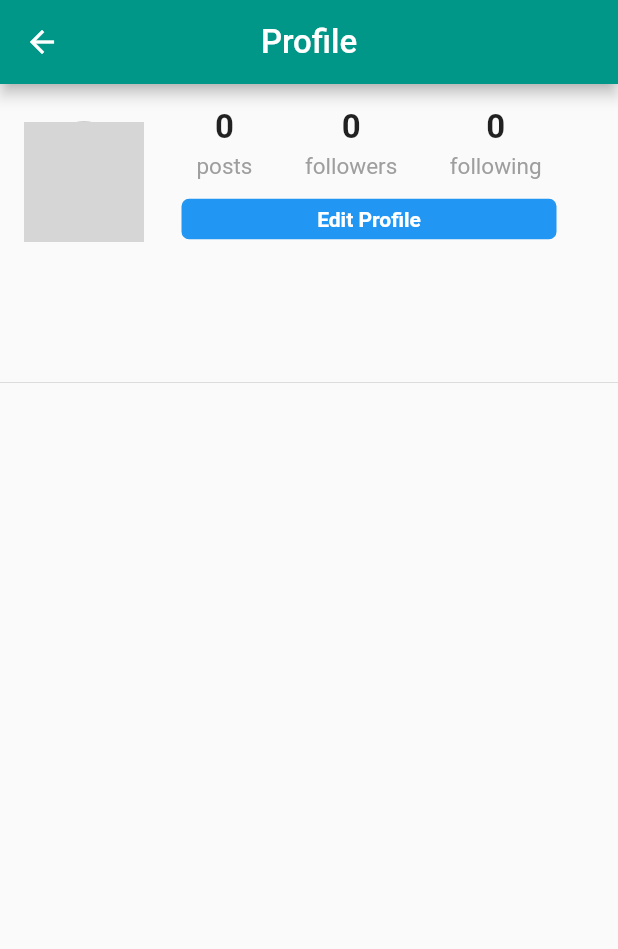
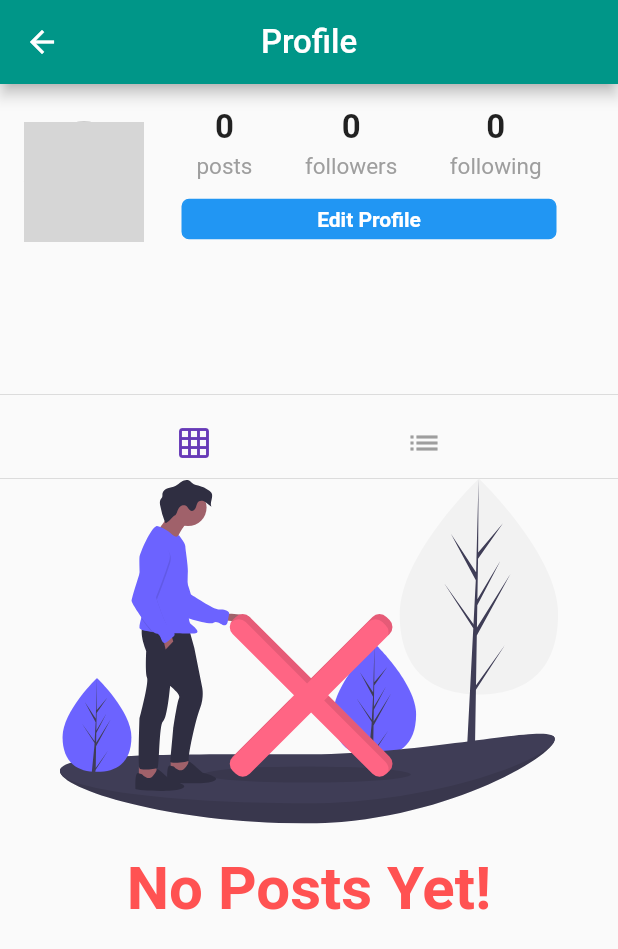
Before and after one commit to LuqmanFarooq/Applied-Project-And-Minor-Dissertation, a Flutter app: the Profile screen opened directly, on a phone screen of 412 x 824 dp. Shown: the top 949 px of the screen. Run offline on Flutter 3.47's test engine with Material 2 defaults, Android fonts, the phone set to English and light mode, and no system bars; our stand-ins replace cached_network_image, cloud_firestore, firebase_storage, flutter_svg, geolocator, google_sign_in and 1 more; accounts and stored records are empty; network calls fail; grey boxes are pictures that could not be loaded.

Commit message:
created photo fade with spinning effect,list and grid view of posts on profile page and created a splash screen to show if no post on profile page

```diff
--- a/City Social/lib/pages/profile.dart
+++ b/City Social/lib/pages/profile.dart
@@ -1,5 +1,6 @@
 import 'package:CitySocial/pages/edit_profile.dart';
 import 'package:CitySocial/widgets/post.dart';
+import 'package:CitySocial/widgets/post_Tile.dart';
 import 'package:cached_network_image/cached_network_image.dart';
 import 'package:cloud_firestore/cloud_firestore.dart';
 import 'package:flutter/material.dart';
@@ -7,6 +8,7 @@
 import 'package:CitySocial/pages/home.dart';
 import 'package:CitySocial/widgets/header.dart';
 import 'package:CitySocial/widgets/progress.dart';
+import 'package:flutter_svg/svg.dart';
 
 class Profile extends StatefulWidget {
   final String profileId;
@@ -22,6 +24,7 @@
   bool isLoading = false;
   int postCount = 0;
   List<Post> posts = [];
+  String postOrientation = "grid";
 // fetching posts
   @override
   void initState() {
@@ -211,9 +214,79 @@
     if (isLoading) {
       return circularProgress();
     }
+    // if profile is empty we show empty splash screen
+    else if (posts.isEmpty) {
+      return Container(
+        child: Column(
+          mainAxisAlignment: MainAxisAlignment.center,
+          children: <Widget>[
+            SvgPicture.asset('assets/images/no_content.svg', height: 230.0),
+            Padding(
+              padding: EdgeInsets.only(top: 20.0),
+              child: Text(
+                "No Posts Yet!",
+                style: TextStyle(
+                  color: Colors.redAccent,
+                  fontSize: 40.0,
+                  fontWeight: FontWeight.bold,
+                ),
+              ),
+            ),
+          ],
+        ),
+      );
+    }
     // however when we have our data
-    return Column(
-      children: posts,
+    else if (postOrientation == "grid") {
+      List<GridTile> gridTiles = [];
+      posts.forEach((post) {
+        // serving as a child to grid tile widget
+        gridTiles.add(GridTile(child: PostTile(post)));
+      });
+      return GridView.count(
+        crossAxisCount: 3,
+        childAspectRatio: 1.0,
+        mainAxisSpacing: 1.5,
+        crossAxisSpacing: 1.5,
+        shrinkWrap: true,
+        physics: NeverScrollableScrollPhysics(),
+        children: gridTiles,
+      );
+    } else if (postOrientation == "list") {
+      return Column(
+        children: posts,
+      );
+    }
+  }
+
+// to set the post orientation togle value
+  setPostOrientation(String postOrientation) {
+    setState(() {
+      this.postOrientation = postOrientation;
+    });
+  }
+
+// to togle between listview or grid view of posts
+  buildTogglePostOrientation() {
+    return Row(
+      mainAxisAlignment: MainAxisAlignment.spaceEvenly,
+      children: <Widget>[
+        IconButton(
+          onPressed: () => setPostOrientation("grid"),
+          icon: Icon(Icons.grid_on),
+          // to make the active button color using ternary opperator
+          color: postOrientation == 'grid'
+              ? Theme.of(context).primaryColor
+              : Colors.grey,
+        ),
+        IconButton(
+          onPressed: () => setPostOrientation("list"),
+          icon: Icon(Icons.list),
+          color: postOrientation == 'list'
+              ? Theme.of(context).primaryColor
+              : Colors.grey,
+        ),
+      ],
     );
   }
 
@@ -224,6 +297,8 @@
       body: ListView(
         children: <Widget>[
           buildProfileHeader(),
+          Divider(),
+          buildTogglePostOrientation(),
           Divider(
             height: 0.0,
           ),
--- a/City Social/lib/widgets/post.dart
+++ b/City Social/lib/widgets/post.dart
@@ -1,5 +1,6 @@
 import 'package:CitySocial/models/user.dart';
 import 'package:CitySocial/pages/home.dart';
+import 'package:CitySocial/widgets/custom_image.dart';
 import 'package:CitySocial/widgets/progress.dart';
 import 'package:cached_network_image/cached_network_image.dart';
 import 'package:cloud_firestore/cloud_firestore.dart';
@@ -130,7 +131,7 @@
       child: Stack(
         alignment: Alignment.center,
         children: <Widget>[
-          Image.network(mediaUrl),
+          cachedNetworkImage(mediaUrl),
         ],
       ),
     );
```
Also changed, not shown: City Social/lib/widgets/custom_image.dart (+15 -2 lines), City Social/lib/widgets/post_tile.dart (+10 -1 lines), 1 other file.
